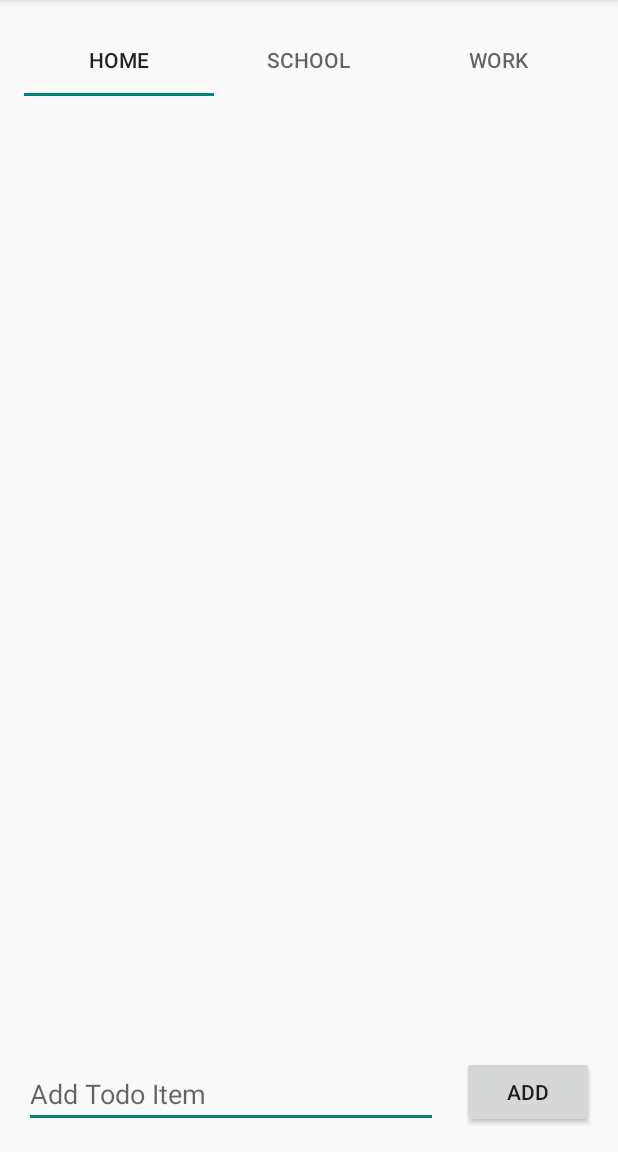
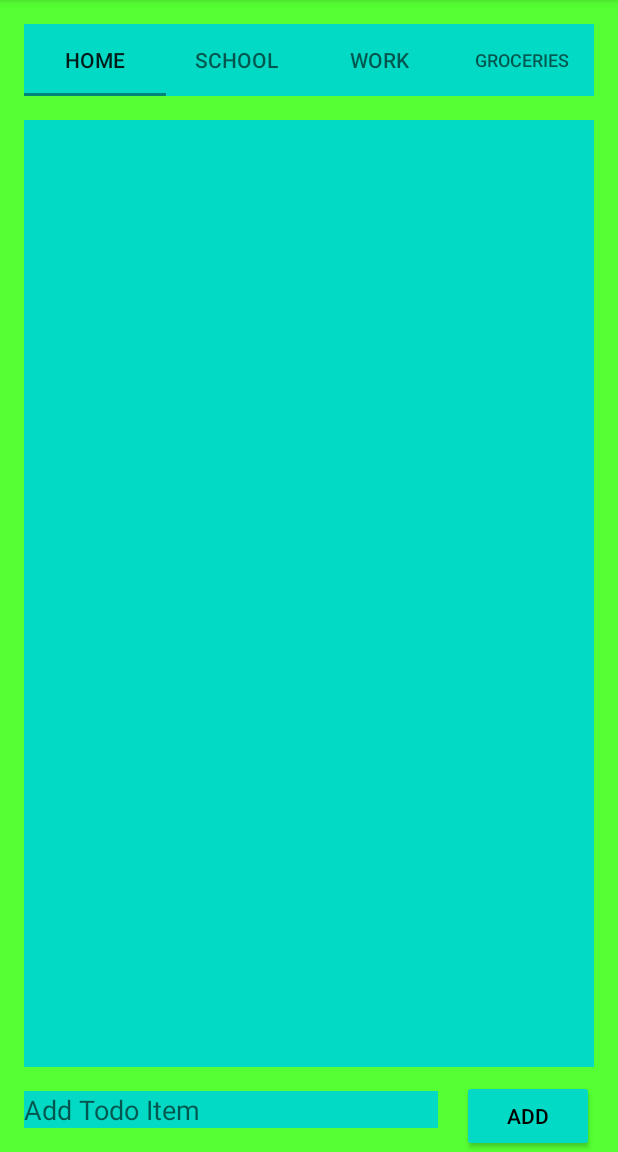
Before and after one commit to namesEd/CMPS3390_22, an Android app: the screen it shows after launch (MainActivity), on a phone screen of 412 x 824 dp, the part 84-1236 px from its top. Run offline under Robolectric (Android 15) with nearby library versions, the phone set to English and light mode, and no system bars; our stand-ins replace Firebase (no records; nobody signed in at launch, a user with empty details on screens opened directly).

Commit message:
lab a9 done

```diff
--- a/MobileTodo/app/src/main/res/layout/activity_main.xml
+++ b/MobileTodo/app/src/main/res/layout/activity_main.xml
@@ -4,6 +4,7 @@
     xmlns:tools="http://schemas.android.com/tools"
     android:layout_width="match_parent"
     android:layout_height="match_parent"
+    android:background="@color/green_yellow"
     tools:context=".MainActivity">
 
     <EditText
@@ -13,9 +14,12 @@
         android:layout_marginStart="16dp"
         android:layout_marginEnd="16dp"
         android:layout_marginBottom="16dp"
+
         android:ems="10"
         android:hint="@string/todo_item"
         android:inputType="textPersonName"
+        android:background="@color/teal_200"
+        android:textColor="@color/black"
         app:layout_constraintBottom_toBottomOf="parent"
         app:layout_constraintEnd_toStartOf="@+id/btnAdd"
         app:layout_constraintHorizontal_bias="0.506"
@@ -26,11 +30,15 @@
         android:layout_width="wrap_content"
         android:layout_height="wrap_content"
         android:layout_marginEnd="16dp"
-        android:layout_marginBottom="16dp"
+        android:layout_marginBottom="8dp"
+        android:layout_marginTop="16dp"
         android:onClick="onAddClicked"
         android:text="@string/add"
+        android:backgroundTint="@color/teal_200"
+        android:textColor="@color/black"
         app:layout_constraintBottom_toBottomOf="parent"
-        app:layout_constraintEnd_toEndOf="parent" />
+        app:layout_constraintEnd_toEndOf="parent"
+        app:layout_constraintTop_toBottomOf="@+id/listItems" />
 
     <com.google.android.material.tabs.TabLayout
         android:id="@+id/tabLists"
@@ -39,6 +47,7 @@
         android:layout_marginStart="16dp"
         android:layout_marginTop="16dp"
         android:layout_marginEnd="16dp"
+        android:background="@color/teal_200"
         app:layout_constraintEnd_toEndOf="parent"
         app:layout_constraintStart_toStartOf="parent"
         app:layout_constraintTop_toTopOf="parent">
@@ -57,6 +66,12 @@
             android:layout_width="wrap_content"
             android:layout_height="wrap_content"
             android:text="@string/work" />
+
+        <com.google.android.material.tabs.TabItem
+            android:id="@+id/tabItem"
+            android:layout_width="wrap_content"
+            android:layout_height="wrap_content"
+            android:text="@string/groceries" />
     </com.google.android.material.tabs.TabLayout>
 
     <androidx.recyclerview.widget.RecyclerView
@@ -64,9 +79,10 @@
         android:layout_width="0dp"
         android:layout_height="0dp"
         android:layout_marginStart="16dp"
+        android:layout_marginTop="16dp"
         android:layout_marginEnd="16dp"
-        android:layout_marginTop="16dp"
         android:layout_marginBottom="16dp"
+        android:background="@color/teal_200"
         app:layout_constraintBottom_toTopOf="@+id/txtTodoItem"
         app:layout_constraintEnd_toEndOf="parent"
         app:layout_constraintHorizontal_bias="0.0"
--- a/MobileTodo/app/src/main/res/values/strings.xml
+++ b/MobileTodo/app/src/main/res/values/strings.xml
@@ -4,5 +4,7 @@
     <string name="school">School</string>
     <string name="work">Work</string>
     <string name="add">Add</string>
+    <string name="groceries">Groceries</string>
     <string name="todo_item">Add Todo Item</string>
+    <color name="green_yellow">#55FF33</color>
 </resources>
```
